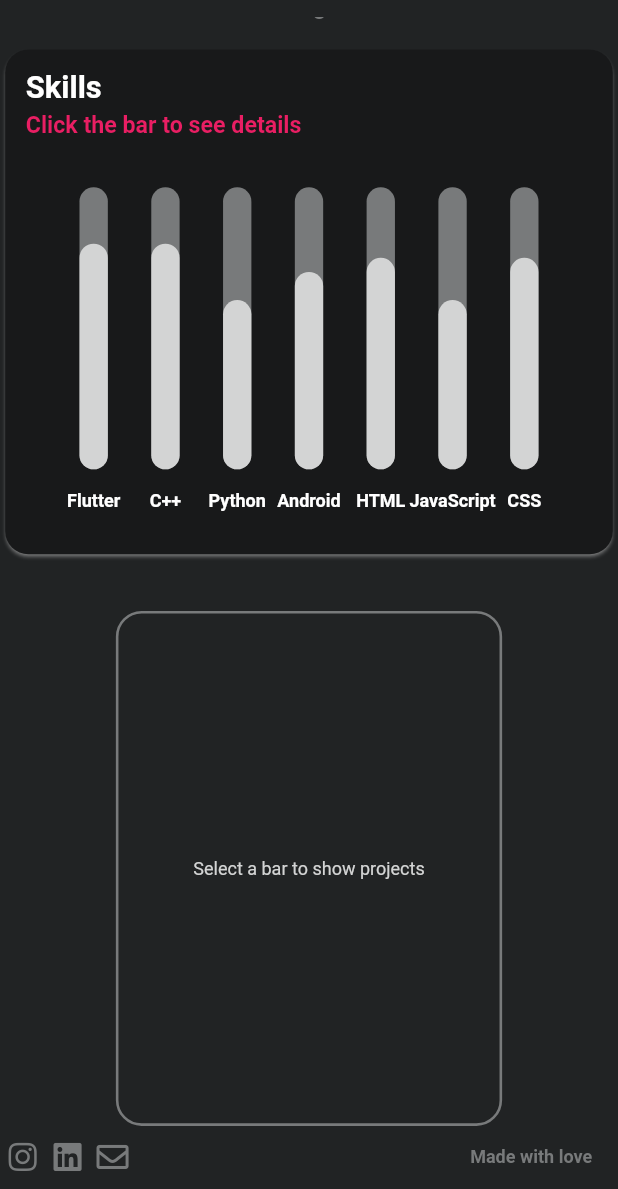
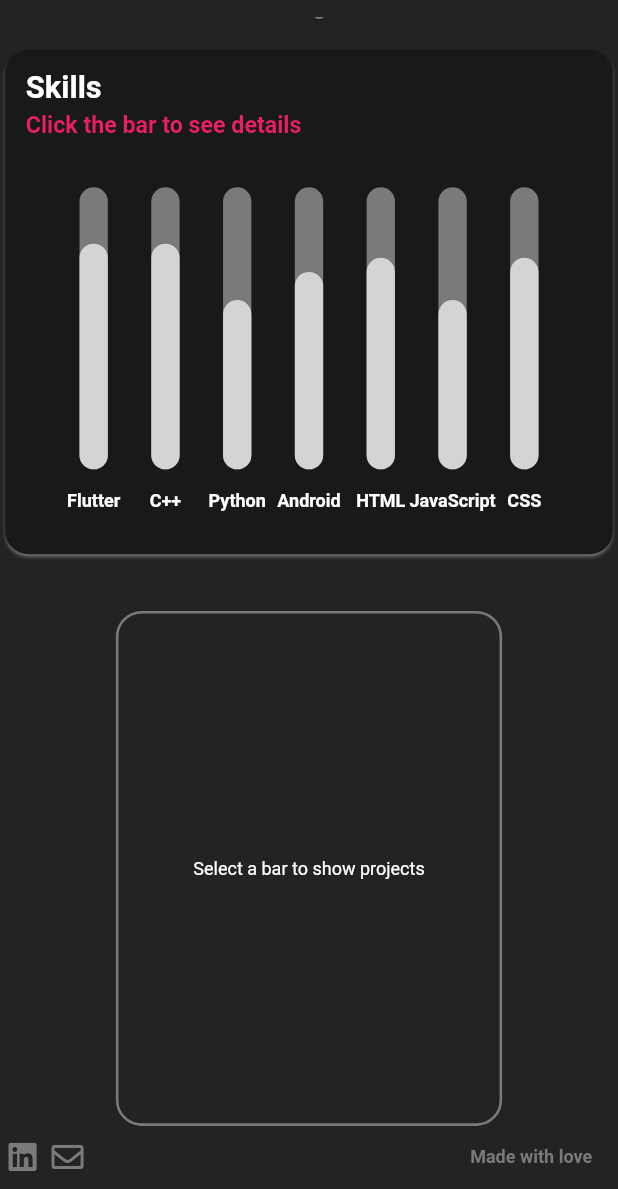
Before and after one commit to Yogeshk4124/yogeshk4124.github.io, a Flutter app: the Skills screen opened directly, scrolled down 126 dp, on a phone screen of 412 x 824 dp, the part 47-1236 px from its top. Run offline on Flutter 3.47's test engine with Material 2 defaults, Android fonts, the phone set to English and light mode, and no system bars; drawn by our look-alikes of fl_chart; our stand-ins replace animated_text_kit, carousel_slider, font_awesome_flutter, google_fonts, responsive_framework, webview_flutter; missing offline and left inert: event_hub, flutter_page_transition, universal_html; network calls fail.

Commit message:
kIconButton created , padding fix

```diff
--- a/lib/Components/Footer.dart
+++ b/lib/Components/Footer.dart
@@ -1,7 +1,10 @@
 import 'package:flutter/cupertino.dart';
+import 'package:flutter/foundation.dart';
 import 'package:flutter/material.dart';
 import 'package:font_awesome_flutter/font_awesome_flutter.dart';
 import 'package:google_fonts/google_fonts.dart';
+import 'package:portfolio/Components/kIconButton.dart';
+import 'package:portfolio/Pages/CustomWebView.dart';
 import 'package:portfolio/Utility/Constants.dart';
 
 class Footer extends StatelessWidget {
@@ -17,33 +20,15 @@ class Footer extends StatelessWidget {
       child: Row(
         mainAxisAlignment: MainAxisAlignment.spaceAround,
         children: [
-          Container(
-            width: 35,
-            alignment: Alignment.center,
-            child: FaIcon(
-              FontAwesomeIcons.instagram,
-              color: kDarkWhite,
-              size: 25,
-            ),
-          ),
-          Container(
-            width: 35,
-            alignment: Alignment.center,
-            child: FaIcon(
-              FontAwesomeIcons.linkedin,
-              color: kDarkWhite,
-              size: 25,
-            ),
-          ),
-          Container(
-            width: 35,
-            alignment: Alignment.center,
-            child: FaIcon(
-              FontAwesomeIcons.envelope,
-              color: kDarkWhite,
-              size: 25,
-            ),
-          ),
+          // kIconButton(
+          //     icon: FontAwesomeIcons.instagram,
+          //     link: 'https://in.linkedin.com/in/yogeshk4124'),
+          kIconButton(
+              icon: FontAwesomeIcons.linkedin,
+              link: 'https://in.linkedin.com/in/yogeshk4124'),
+          kIconButton(
+              icon: FontAwesomeIcons.envelope,
+              link: 'mailto:yogeshk4124@gmail.com'),
           Spacer(),
           Text(
             'Made with love',
--- /dev/null
+++ b/lib/Components/kIconButton.dart
@@ -0,0 +1,52 @@
+// ignore: must_be_immutable
+import 'package:flutter/cupertino.dart';
+import 'package:flutter/foundation.dart';
+import 'package:flutter/material.dart';
+import 'package:font_awesome_flutter/font_awesome_flutter.dart';
+import 'package:portfolio/Pages/CustomWebView.dart';
+import 'package:portfolio/Utility/Constants.dart';
+import 'package:universal_html/js.dart' as js;
+
+class kIconButton extends StatefulWidget {
+  final String link;
+  IconData icon;
+  kIconButton({Key? key, required this.link, required this.icon})
+      : super(key: key);
+
+  @override
+  _kIconButtonState createState() => _kIconButtonState();
+}
+
+class _kIconButtonState extends State<kIconButton> {
+  Color kColor = kDarkWhite;
+  @override
+  Widget build(BuildContext context) {
+    return InkWell(
+      onTap: () {
+        if (kIsWeb) {
+          js.context.callMethod('open', [widget.link]);
+        } else {
+          Navigator.of(context).push(MaterialPageRoute(
+              builder: (context) => CustomWebView(link: widget.link)));
+        }
+      },
+      onHover: (c) {
+        setState(() {
+          if (c)
+            kColor = kDeepBlue;
+          else
+            kColor = kDarkWhite;
+        });
+      },
+      child: Container(
+        width: 35,
+        alignment: Alignment.center,
+        child: FaIcon(
+          widget.icon,
+          color: kColor,
+          size: 25,
+        ),
+      ),
+    );
+  }
+}
--- a/lib/Utility/Constants.dart
+++ b/lib/Utility/Constants.dart
@@ -144,7 +144,8 @@ List<Color> myColor = [
   Colors.lightBlueAccent,
   Colors.purpleAccent,
 ];
-Color kWhite = Color(0xffd3d4d4);
+// Color kWhite = Color(0xffd3d4d4);
+Color kWhite = Colors.white;
 Color kDarkWhite = Color(0xff787a7b);
 Color kBackground = Color(0xff212324);
 Color kCardBackground = Color(0xff18191A);
```
Also changed, not shown: lib/Components/CustomButton.dart (+14 -4 lines), lib/Pages/MyHomePage.dart (+13 -1 lines), lib/Pages/ProjectsPage.dart (+5 -3 lines).
